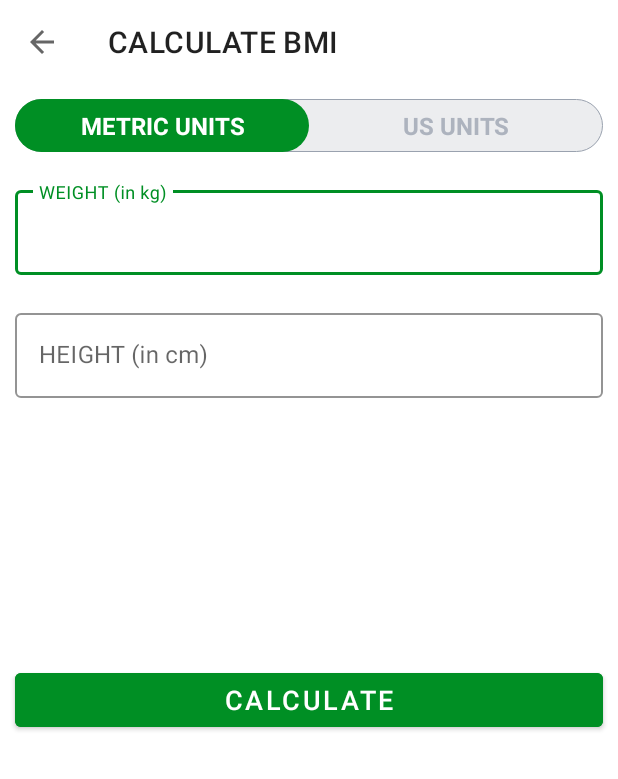
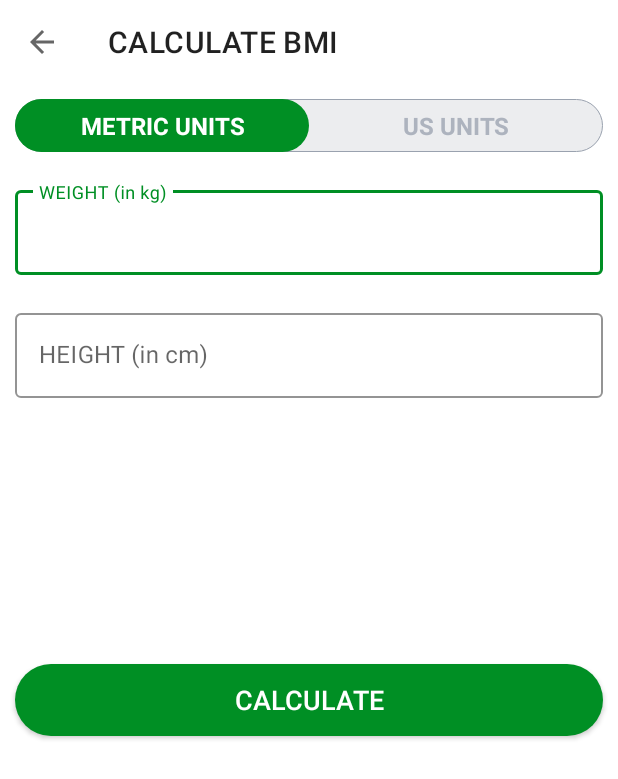
Before and after one commit to acmjec/Hacktoberfest_2023-Android_7_Min_Workout, an Android app: the BMIActivity screen opened directly, with no data from a screen before it, on a phone screen of 412 x 824 dp. Shown: the top 779 px of the screen. Run offline under Robolectric (Android 15) with nearby library versions, the phone set to English and light mode, and no system bars.

Commit message:
Ui and Code Optimization

```diff
--- a/app/src/main/res/layout/activity_bmi.xml
+++ b/app/src/main/res/layout/activity_bmi.xml
@@ -35,7 +35,7 @@
             android:button="@null"
             android:checked="true"
             android:gravity="center"
-            android:text="METRIC UNITS"
+            android:text="@string/metric_units"
             android:textColor="@drawable/drawable_units_tab_text_color_selector"
             android:textSize="16sp"
             android:textStyle="bold" />
@@ -49,7 +49,7 @@
             android:button="@null"
             android:checked="false"
             android:gravity="center"
-            android:text="US UNITS"
+            android:text="@string/us_units"
             android:textColor="@drawable/drawable_units_tab_text_color_selector"
             android:textSize="16sp"
             android:textStyle="bold" />
@@ -70,7 +70,7 @@
             android:id="@+id/etMetricUnitWeight"
             android:layout_width="match_parent"
             android:layout_height="wrap_content"
-            android:hint="WEIGHT (in kg)"
+            android:hint="@string/weight_in_kg"
             android:inputType="numberDecimal"
             android:textSize="16sp" />
     </com.google.android.material.textfield.TextInputLayout>
@@ -89,7 +89,7 @@
             android:id="@+id/etMetricUnitHeight"
             android:layout_width="match_parent"
             android:layout_height="wrap_content"
-            android:hint="HEIGHT (in cm)"
+            android:hint="@string/height_in_cm"
             android:inputType="numberDecimal"
             android:textSize="16sp" />
     </com.google.android.material.textfield.TextInputLayout>
@@ -110,7 +110,7 @@
             android:id="@+id/etUsMetricUnitWeight"
             android:layout_width="match_parent"
             android:layout_height="wrap_content"
-            android:hint="WEIGHT (in pounds)"
+            android:hint="@string/weight_in_pounds"
             android:inputType="numberDecimal"
             android:textSize="16sp" />
     </com.google.android.material.textfield.TextInputLayout>
@@ -135,7 +135,7 @@
             android:id="@+id/etUsMetricUnitHeightFeet"
             android:layout_width="match_parent"
             android:layout_height="wrap_content"
-            android:hint="Feet"
+            android:hint="@string/feet"
             android:inputType="numberDecimal"
             android:textSize="16sp" />
     </com.google.android.material.textfield.TextInputLayout>
@@ -166,7 +166,7 @@
             android:id="@+id/etUsMetricUnitHeightInch"
             android:layout_width="match_parent"
             android:layout_height="wrap_content"
-            android:hint="Inch"
+            android:hint="@string/inch"
             android:inputType="numberDecimal"
             android:textSize="16sp" />
     </com.google.android.material.textfield.TextInputLayout>
@@ -190,7 +190,7 @@
             android:layout_width="match_parent"
             android:layout_height="wrap_content"
             android:gravity="center"
-            android:text="YOUR BMI"
+            android:text="@string/your_bmi"
             android:textAllCaps="true"
             android:textSize="16sp" />
 
@@ -225,7 +225,7 @@
     </LinearLayout>
     <!--positioned below llDisplayBMIResult-->
 
-    <Button
+    <androidx.appcompat.widget.AppCompatButton
         android:layout_margin="10dp"
         android:layout_below="@id/llDiplayBMIResult"
         android:id="@+id/btnCalculateUnits"
@@ -233,8 +233,8 @@
         android:layout_height="wrap_content"
         android:layout_gravity="bottom"
         android:layout_marginTop="35dp"
-        android:backgroundTint="@color/colorAccent"
-        android:text="CALCULATE"
+        android:background="@drawable/dialog_btn_drawable"
+        android:text="@string/calculate"
         android:textColor="#FFFFFF"
         android:textSize="18sp" />
 
--- a/app/src/main/res/layout/activity_exercise.xml
+++ b/app/src/main/res/layout/activity_exercise.xml
@@ -23,7 +23,7 @@
         android:id="@+id/tvTitle"
         android:layout_width="wrap_content"
         android:layout_height="wrap_content"
-        android:text="GET READY FOR"
+        android:text="@string/get_ready_for"
         android:textSize="22sp"
         android:textStyle="bold"
         android:textColor="@color/colorAccent"
@@ -86,7 +86,7 @@
         android:id="@+id/tvUpcomingExercise"
         android:layout_width="wrap_content"
         android:layout_height="wrap_content"
-        android:text="Upcoming Exercise:"
+        android:text="@string/upcoming_exercise"
         android:textSize="16sp"
         android:textColor="@color/black"
         app:layout_constraintStart_toStartOf="parent"
@@ -130,7 +130,7 @@ and in exercise view we want to show...for this currently this is invisible...bu
         android:id="@+id/tvExerciseName"
         android:layout_width="wrap_content"
         android:layout_height="wrap_content"
-        android:text="Exercise Name"
+        android:text="@string/exercise_name"
         android:textColor="@color/colorAccent"
         android:textSize="22sp"
         android:textStyle="bold"
--- a/app/src/main/res/layout/activity_finish.xml
+++ b/app/src/main/res/layout/activity_finish.xml
@@ -60,7 +60,7 @@
         android:textColor="@color/black"
         android:textSize="22sp" />
 
-    <Button
+    <androidx.appcompat.widget.AppCompatButton
         android:id="@+id/btnFinish"
         android:layout_width="150dp"
         android:layout_height="wrap_content"
--- a/app/src/main/res/layout/activity_history.xml
+++ b/app/src/main/res/layout/activity_history.xml
@@ -24,7 +24,9 @@
         android:layout_height="wrap_content"
         android:layout_margin="10dp"
         android:gravity="center"
-        android:text="EXERCISE COMPLETED"
+        android:textColor="@color/black"
+        android:textStyle="bold"
+        android:text="@string/exercise_completed_history"
         android:textSize="18sp"
         android:visibility="gone"
         tools:visibility="visible" />
@@ -45,7 +47,7 @@
         android:layout_width="match_parent"
         android:layout_height="wrap_content"
         android:gravity="center"
-        android:text="NO DATA AVAILABLE"
+        android:text="@string/no_data_available"
         android:textColor="#212121"
         android:textSize="18sp"
         android:visibility="gone"
--- a/app/src/main/res/layout/activity_sp_screen.xml
+++ b/app/src/main/res/layout/activity_sp_screen.xml
@@ -9,8 +9,8 @@
 
     <ImageView
         android:id="@+id/splashImageView"
-        android:layout_width="200dp"
-        android:layout_height="200dp"
+        android:layout_width="150dp"
+        android:layout_height="150dp"
         android:src="@drawable/app__icon"
         android:layout_centerInParent="true" />
 
--- a/app/src/main/res/values/strings.xml
+++ b/app/src/main/res/values/strings.xml
@@ -1,4 +1,22 @@
 <resources>
     <string name="app_name">7 Minutes Workout</string>
     <string name="image">Image_Button</string>
+    <string name="exercise_completed_history">EXERCISE COMPLETED History</string>
+    <string name="no_data_available">NO DATA AVAILABLE</string>
+    <string name="this_will_stop_your_workout_you_ve_come_this_far_are_you_sure_you_want_to_quit">This will stop your workout. You\'ve come this far, Are you sure you want to quit?</string>
+    <string name="are_you_sure">Are you sure?</string>
+    <string name="yes">YES</string>
+    <string name="no">NO</string>
+    <string name="calculate">CALCULATE</string>
+    <string name="your_bmi">YOUR BMI</string>
+    <string name="inch">Inch</string>
+    <string name="feet">Feet</string>
+    <string name="weight_in_pounds">WEIGHT (in pounds)</string>
+    <string name="height_in_cm">HEIGHT (in cm)</string>
+    <string name="weight_in_kg">WEIGHT (in kg)</string>
+    <string name="us_units">US UNITS</string>
+    <string name="metric_units">METRIC UNITS</string>
+    <string name="get_ready_for">GET READY FOR</string>
+    <string name="exercise_name">Exercise Name</string>
+    <string name="upcoming_exercise">Upcoming Exercise:</string>
 </resources>
```
Also changed, not shown: app/src/main/res/layout/dialog_custom_back_confirmation.xml (+4 -4 lines).
